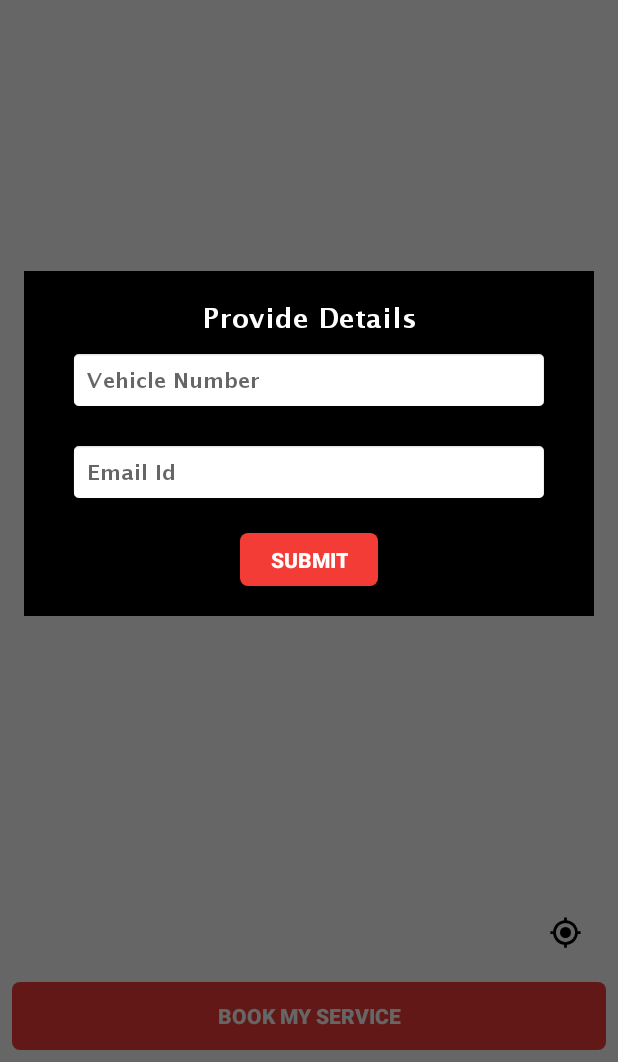
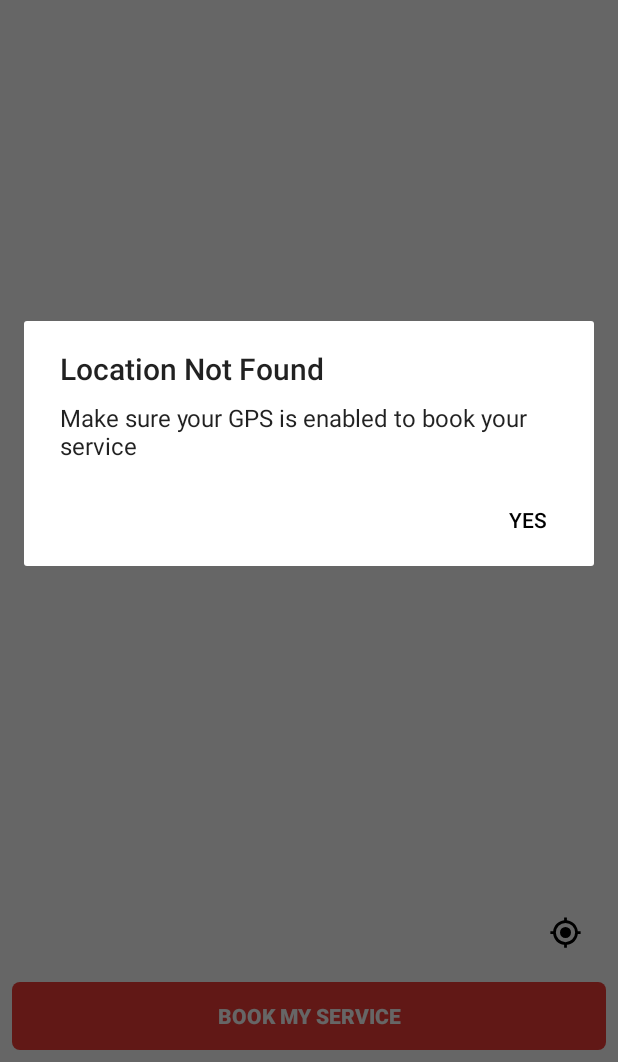
Before and after one commit to teju/Test, an Android app: the MainActivity screen opened directly, with no data from a screen before it, after a tap on "BOOK MY SERVICE", on a phone screen of 412 x 824 dp, the part 174-1236 px from its top. Run offline under Robolectric (Android 15) with nearby library versions, the phone set to English and light mode, and no system bars; 1 statement that could not run was skipped.

Commit message:
Test-branch10

```diff
--- a/Test-branch10/Biker/app/src/main/java/com/biker/MainActivity.java
+++ b/Test-branch10/Biker/app/src/main/java/com/biker/MainActivity.java
@@ -91,7 +91,7 @@ public class MainActivity extends AppCompatActivity implements NavigationView.On
     protected void onCreate(Bundle savedInstanceState) {
         super.onCreate(savedInstanceState);
         setContentView(R.layout.activity_google_map);
-
+        getAddress="";
         prefrence = getSharedPreferences("My_Pref", 0);
         editor = prefrence.edit();
       //  Constants.statusColor(this);
@@ -538,7 +538,7 @@ public class MainActivity extends AppCompatActivity implements NavigationView.On
                     finish();
                 }
             });
-            alertDialog.setNegativeButton("NO",               new DialogInterface.OnClickListener() {
+            alertDialog.setNegativeButton("NO", new DialogInterface.OnClickListener() {
                 public void onClick(DialogInterface dialog, int which) {
                     dialog.cancel();
                 }
@@ -556,6 +556,7 @@ public class MainActivity extends AppCompatActivity implements NavigationView.On
 
 
     public void Submit(View view) {
+        if (getAddress.length() != 0) {
             final Dialog mBottomSheetDialog = new Dialog(this);
             mBottomSheetDialog.requestWindowFeature(Window.FEATURE_NO_TITLE);
             mBottomSheetDialog.setContentView(R.layout.books_service);
@@ -570,7 +571,7 @@ public class MainActivity extends AppCompatActivity implements NavigationView.On
             submit.setOnClickListener(new View.OnClickListener() {
                 @Override
                 public void onClick(View v) {
-                if(validate()) {
+                    if (validate()) {
                         if (IsNetworkConnection.checkNetworkConnection(MainActivity.this)) {
 
                             String url = Constants.SERVER_URL + "booking/request";
@@ -579,11 +580,11 @@ public class MainActivity extends AppCompatActivity implements NavigationView.On
                             JSONObject params = new JSONObject();
                             JSONObject params2 = new JSONObject();
                             try {
-                            params.put("email_id",email.getText().toString() );
+                                params.put("email_id", email.getText().toString());
                                 params.put("vehicle_no", vehicle_no.getText().toString());
-                            params2.put("address",getAddress);
-                            params2.put("lattitude",String.valueOf(getLatitude));
-                            params2.put("longitude",String.valueOf(getLongitude));
+                                params2.put("address", getAddress);
+                                params2.put("lattitude", String.valueOf(getLatitude));
+                                params2.put("longitude", String.valueOf(getLongitude));
                                 jsonBody.put("Booking", params);
                                 jsonBody.put("Address", params2);
                                 jsonBody.put("user_id", prefrence.getString("user_id", ""));
@@ -602,6 +603,18 @@ public class MainActivity extends AppCompatActivity implements NavigationView.On
                     }
                 }
             });
+        } else {
+            AlertDialog.Builder alertDialog = new AlertDialog.Builder(this);
+            alertDialog.setTitle("Location Not Found");
+            alertDialog.setMessage("Make sure your GPS is enabled to book your service");
+            alertDialog.setPositiveButton("YES", new DialogInterface.OnClickListener() {
+                public void onClick(DialogInterface dialog,int which) {
+                   dialog.dismiss();
+                }
+            });
+
+            alertDialog.show();
+        }
     }
 
     public void ResponseOfBooking(String response){
```
Lines whose indentation alone changed are shown as unchanged.
